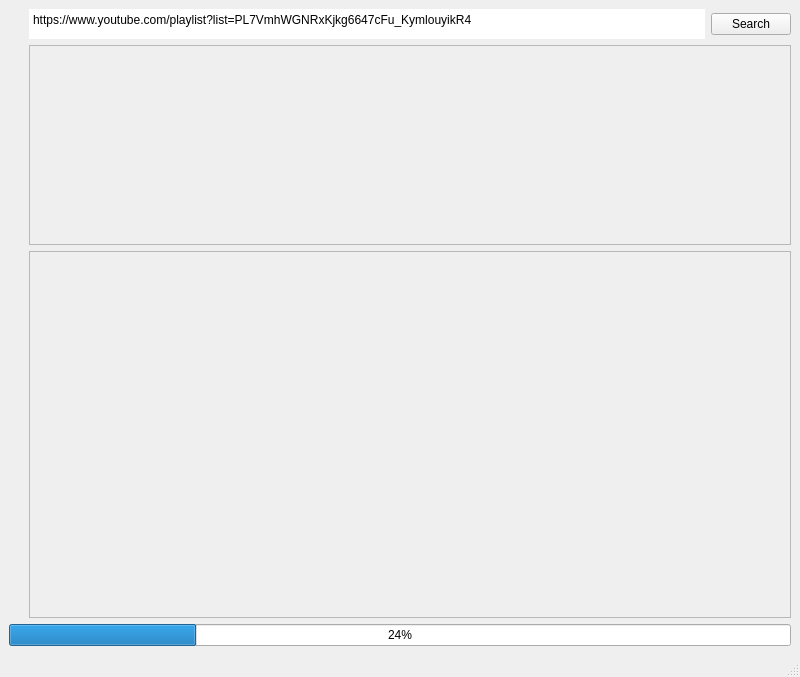
Filomilo/YtDownloaderQt, file ytdownloader.ui: the form before one commit.
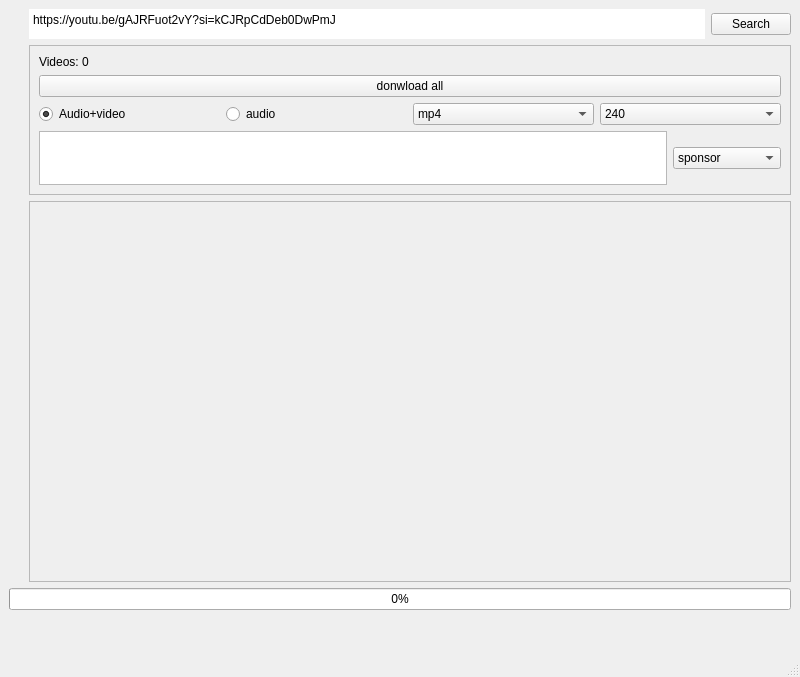
The form after the commit. Icons and pictures are not drawn.

What changed in the file:
```diff
--- a/ytdownloader.ui
+++ b/ytdownloader.ui
@@ -46,7 +46,7 @@
            <string notr="true">QPlainTextEdit {   border-radius: 100px;  }</string>
           </property>
           <property name="plainText">
-           <string>https://www.youtube.com/playlist?list=PL7VmhWGNRxKjkg6647cFu_KymlouyikR4</string>
+           <string>https://youtu.be/gAJRFuot2vY?si=kCJRpCdDeb0DwPmJ</string>
           </property>
          </widget>
         </item>
@@ -65,7 +65,7 @@
       <item>
        <widget class="QFrame" name="frame">
         <property name="sizePolicy">
-         <sizepolicy hsizetype="Expanding" vsizetype="Preferred">
+         <sizepolicy hsizetype="Expanding" vsizetype="Fixed">
           <horstretch>0</horstretch>
           <verstretch>0</verstretch>
          </sizepolicy>
@@ -73,7 +73,13 @@
         <property name="minimumSize">
          <size>
           <width>0</width>
-          <height>200</height>
+          <height>150</height>
+         </size>
+        </property>
+        <property name="maximumSize">
+         <size>
+          <width>16777215</width>
+          <height>150</height>
          </size>
         </property>
         <property name="styleSheet">
@@ -88,6 +94,158 @@
         <property name="lineWidth">
          <number>20</number>
         </property>
+        <layout class="QVBoxLayout" name="verticalLayout_3">
+         <item>
+          <widget class="QLabel" name="howManyVideos">
+           <property name="text">
+            <string>Videos: 0</string>
+           </property>
+          </widget>
+         </item>
+         <item>
+          <widget class="QPushButton" name="donwladAlButton">
+           <property name="text">
+            <string>donwload all</string>
+           </property>
+          </widget>
+         </item>
+         <item>
+          <layout class="QHBoxLayout" name="horizontalLayout_5">
+           <item>
+            <widget class="QRadioButton" name="videoradio">
+             <property name="text">
+              <string>Audio+video</string>
+             </property>
+             <property name="checked">
+              <bool>true</bool>
+             </property>
+            </widget>
+           </item>
+           <item>
+            <widget class="QRadioButton" name="audioRadio">
+             <property name="text">
+              <string>audio</string>
+             </property>
+            </widget>
+           </item>
+           <item>
+            <widget class="QComboBox" name="FormatDropDown">
+             <item>
+              <property name="text">
+               <string>mp4</string>
+              </property>
+             </item>
+             <item>
+              <property name="text">
+               <string>mkv</string>
+              </property>
+             </item>
+            </widget>
+           </item>
+           <item>
+            <widget class="QComboBox" name="qualityDropDown_2">
+             <property name="currentText">
+              <string>1080</string>
+             </property>
+             <item>
+              <property name="text">
+               <string>240</string>
+              </property>
+             </item>
+             <item>
+              <property name="text">
+               <string>360</string>
+              </property>
+             </item>
+             <item>
+              <property name="text">
+               <string>480</string>
+              </property>
+             </item>
+             <item>
+              <property name="text">
+               <string>720</string>
+              </property>
+             </item>
+             <item>
+              <property name="text">
+               <string>1080</string>
+              </property>
+             </item>
+            </widget>
+           </item>
+          </layout>
+         </item>
+         <item>
+          <layout class="QHBoxLayout" name="horizontalLayout_4">
+           <item>
+            <widget class="QListWidget" name="sponsorList">
+             <property name="maximumSize">
+              <size>
+               <width>16777215</width>
+               <height>300</height>
+              </size>
+             </property>
+             <property name="flow">
+              <enum>QListView::LeftToRight</enum>
+             </property>
+             <property name="viewMode">
+              <enum>QListView::ListMode</enum>
+             </property>
+            </widget>
+           </item>
+           <item>
+            <widget class="QComboBox" name="sponsorDropdown">
+             <item>
+              <property name="text">
+               <string>sponsor</string>
+              </property>
+             </item>
+             <item>
+              <property name="text">
+               <string>intro</string>
+              </property>
+             </item>
+             <item>
+              <property name="text">
+               <string>outro</string>
+              </property>
+             </item>
+             <item>
+              <property name="text">
+               <string>interaction</string>
+              </property>
+             </item>
+             <item>
+              <property name="text">
+               <string>selfpromo</string>
+              </property>
+             </item>
+             <item>
+              <property name="text">
+               <string>music_offtopic</string>
+              </property>
+             </item>
+             <item>
+              <property name="text">
+               <string>preview</string>
+              </property>
+             </item>
+             <item>
+              <property name="text">
+               <string>poi_highlight</string>
+              </property>
+             </item>
+             <item>
+              <property name="text">
+               <string>filler</string>
+              </property>
+             </item>
+            </widget>
+           </item>
+          </layout>
+         </item>
+        </layout>
        </widget>
       </item>
       <item>
@@ -108,7 +266,7 @@
            <x>0</x>
            <y>0</y>
            <width>759</width>
-           <height>338</height>
+           <height>350</height>
           </rect>
          </property>
          <layout class="QVBoxLayout" name="verticalLayout_4"/>
@@ -120,10 +278,45 @@
     <item>
      <widget class="QProgressBar" name="progressBar">
       <property name="value">
-       <number>24</number>
+       <number>0</number>
       </property>
      </widget>
     </item>
+    <item>
+     <layout class="QHBoxLayout" name="horizontalLayout_2">
+      <item>
+       <widget class="QLabel" name="loadingCircle">
+        <property name="sizePolicy">
+         <sizepolicy hsizetype="Fixed" vsizetype="Fixed">
+          <horstretch>0</horstretch>
+          <verstretch>0</verstretch>
+         </sizepolicy>
+        </property>
+        <property name="minimumSize">
+         <size>
+          <width>30</width>
+          <height>30</height>
+         </size>
+        </property>
+        <property name="maximumSize">
+         <size>
+          <width>30</width>
+          <height>30</height>
+         </size>
+        </property>
+        <property name="text">
+         <string/>
+        </property>
+        <property name="pixmap">
+         <pixmap resource="loadingIndicator.qrc">:/gifs/assets/loading.gif</pixmap>
+        </property>
+        <property name="scaledContents">
+         <bool>true</bool>
+        </property>
+       </widget>
+      </item>
+     </layout>
+    </item>
    </layout>
   </widget>
   <widget class="QMenuBar" name="menubar">
```
Left out of the diff: 4 changed lines with no effect on the pictures.
